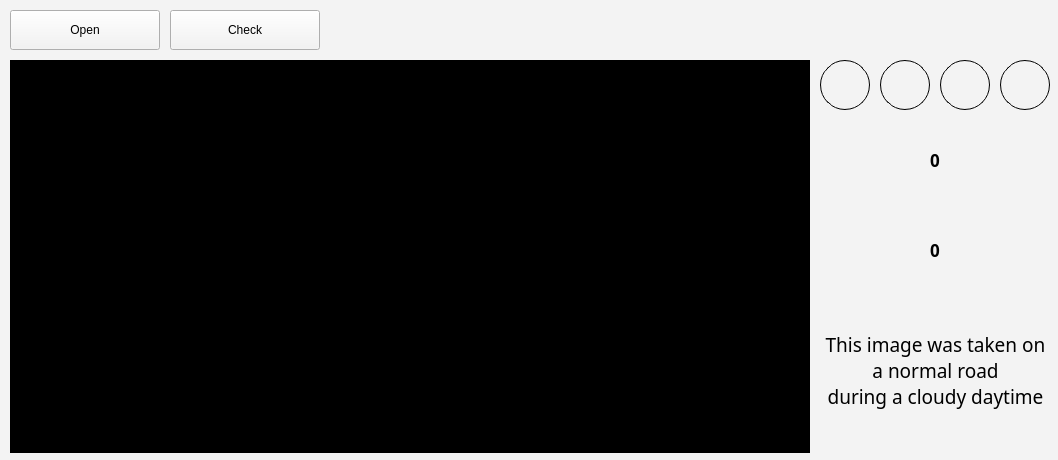
Before: the Qt Designer form ui/main.ui in kka-na/TrafficEye, drawn with Qt 5.
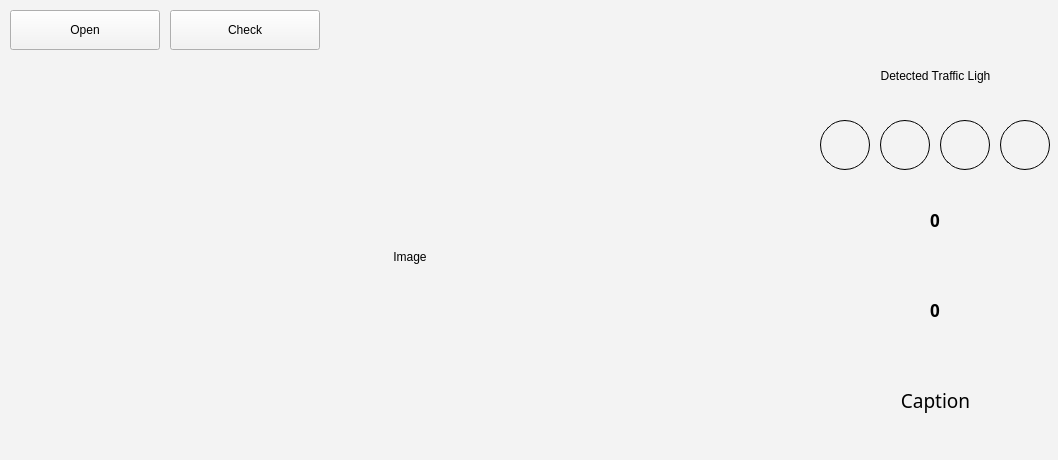
After: the same form once the commit is applied. Icons and pictures are not drawn.

Patch:
```diff
--- a/ui/main.ui
+++ b/ui/main.ui
@@ -21,7 +21,7 @@
     <property name="geometry">
      <rect>
       <x>820</x>
-      <y>60</y>
+      <y>120</y>
       <width>50</width>
       <height>50</height>
      </rect>
@@ -71,17 +71,20 @@
      </rect>
     </property>
     <property name="styleSheet">
-     <string notr="true">background-color: rgb(0, 0, 0);</string>
+     <string notr="true"/>
     </property>
     <property name="text">
-     <string>TextLabel</string>
+     <string>Image</string>
+    </property>
+    <property name="alignment">
+     <set>Qt::AlignCenter</set>
     </property>
    </widget>
    <widget class="QLabel" name="t2">
     <property name="geometry">
      <rect>
       <x>880</x>
-      <y>60</y>
+      <y>120</y>
       <width>50</width>
       <height>50</height>
      </rect>
@@ -99,7 +102,7 @@
     <property name="geometry">
      <rect>
       <x>1000</x>
-      <y>60</y>
+      <y>120</y>
       <width>50</width>
       <height>50</height>
      </rect>
@@ -117,7 +120,7 @@
     <property name="geometry">
      <rect>
       <x>940</x>
-      <y>60</y>
+      <y>120</y>
       <width>50</width>
       <height>50</height>
      </rect>
@@ -139,7 +142,7 @@
     <property name="geometry">
      <rect>
       <x>830</x>
-      <y>120</y>
+      <y>180</y>
       <width>80</width>
       <height>80</height>
      </rect>
@@ -161,7 +164,7 @@
     <property name="geometry">
      <rect>
       <x>830</x>
-      <y>210</y>
+      <y>270</y>
       <width>80</width>
       <height>80</height>
      </rect>
@@ -183,7 +186,7 @@
     <property name="geometry">
      <rect>
       <x>930</x>
-      <y>140</y>
+      <y>200</y>
       <width>80</width>
       <height>40</height>
      </rect>
@@ -204,7 +207,7 @@
     <property name="geometry">
      <rect>
       <x>930</x>
-      <y>230</y>
+      <y>290</y>
       <width>80</width>
       <height>40</height>
      </rect>
@@ -225,9 +228,9 @@
     <property name="geometry">
      <rect>
       <x>820</x>
-      <y>300</y>
+      <y>360</y>
       <width>231</width>
-      <height>141</height>
+      <height>81</height>
      </rect>
     </property>
     <property name="font">
@@ -240,9 +243,23 @@
      <string notr="true">background-color: rgb(243, 243, 243);</string>
     </property>
     <property name="text">
-     <string>This image was taken on
-a normal road
-during a cloudy daytime</string>
+     <string>Caption</string>
+    </property>
+    <property name="alignment">
+     <set>Qt::AlignCenter</set>
+    </property>
+   </widget>
+   <widget class="QLabel" name="tr_img">
+    <property name="geometry">
+     <rect>
+      <x>820</x>
+      <y>50</y>
+      <width>231</width>
+      <height>51</height>
+     </rect>
+    </property>
+    <property name="text">
+     <string>Detected Traffic Ligh</string>
     </property>
     <property name="alignment">
      <set>Qt::AlignCenter</set>
```
